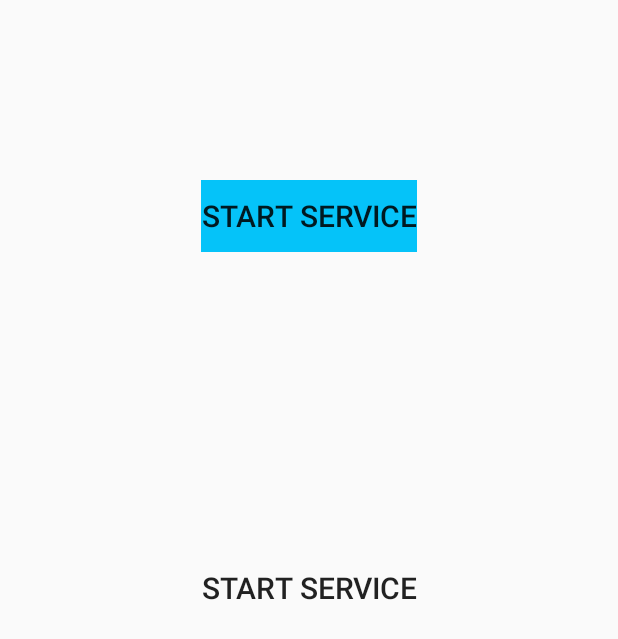
After one commit to stevenakibinge/MyApplication, an Android app: the Services screen opened directly, with no data from a screen before it, on a phone screen of 412 x 824 dp. The commit adds this screen. Shown: the top 639 px of the screen. Run offline under Robolectric (Android 15) with nearby library versions, the phone set to English and light mode, and no system bars.

Commit message:
services added which can play music in the background

```diff
--- a/app/src/main/AndroidManifest.xml
+++ b/app/src/main/AndroidManifest.xml
@@ -3,7 +3,6 @@
     package="com.example.myapplication">
 
     <uses-permission android:name="android.permission.CALL_PHONE" />
-
     <uses-permission android:name="android.permission.VIBRATE" />
 
     <application
@@ -13,7 +12,7 @@
         android:roundIcon="@mipmap/ic_launcher_round"
         android:supportsRtl="true"
         android:theme="@style/AppTheme">
-
+        <activity android:name=".Services"></activity>
         <activity android:name=".RecycleActivity" />
         <activity android:name=".SplashActivity">
             <intent-filter>
@@ -29,6 +28,7 @@
         <activity android:name=".SocialActivity" />
         <activity android:name=".DisplayMessageActivity" />
         <activity android:name=".MainActivity" />
+        <service android:name=".Myservice"/>
     </application>
 
 </manifest>
--- /dev/null
+++ b/app/src/main/java/com/example/myapplication/Services.java
@@ -0,0 +1,34 @@
+package com.example.myapplication;
+
+import androidx.appcompat.app.AppCompatActivity;
+
+import android.content.Intent;
+import android.os.Bundle;
+import android.view.View;
+import android.widget.Button;
+
+public class Services extends AppCompatActivity implements View.OnClickListener {
+    private Button start,stop;
+    @Override
+    protected void onCreate(Bundle savedInstanceState) {
+        super.onCreate(savedInstanceState);
+        setContentView(R.layout.activity_services);
+        start  = findViewById(R.id.btnservice_start);
+        stop =findViewById(R.id.btnservice_stop);
+        start.setOnClickListener(this);
+        stop.setOnClickListener(this);
+    }
+
+    @Override
+    public void onClick(View v) {
+        if(v==start){
+            startService(new Intent(this,Myservice.class));
+
+        }else
+            if(v==stop){
+                stopService(new Intent(this,Myservice.class));
+
+            }
+
+    }
+}
--- /dev/null
+++ b/app/src/main/res/layout/activity_services.xml
@@ -0,0 +1,34 @@
+<?xml version="1.0" encoding="utf-8"?>
+<LinearLayout xmlns:android="http://schemas.android.com/apk/res/android"
+    xmlns:app="http://schemas.android.com/apk/res-auto"
+    xmlns:tools="http://schemas.android.com/tools"
+    android:layout_width="match_parent"
+    android:layout_height="match_parent"
+    android:orientation="vertical"
+    tools:context=".Services">
+
+
+    <Button
+        android:id="@+id/btnservice_start"
+        style="@style/Widget.AppCompat.Button.Borderless"
+        android:layout_width="wrap_content"
+        android:layout_height="wrap_content"
+        android:layout_gravity="center"
+        android:layout_marginTop="120dp"
+        android:background="@color/blue"
+        android:text="Start Service"
+        android:textSize="20dp" />
+
+    <Button
+        android:id="@+id/btnservice_stop"
+        style="@style/Widget.AppCompat.Button.Borderless"
+        android:layout_width="wrap_content"
+        android:layout_height="wrap_content"
+        android:layout_gravity="center"
+        android:layout_marginTop="200dp"
+        android:layout_marginBottom="@android:dimen/app_icon_size"
+        android:backgroundTintMode="screen"
+        android:text="Start Service"
+        android:textSize="20dp" />
+
+</LinearLayout>
--- a/app/src/main/res/menu/menu.xml
+++ b/app/src/main/res/menu/menu.xml
@@ -18,5 +18,8 @@
         android:id="@+id/c"/>
     <item android:title="Mail"
         android:id="@+id/m"/>
+    <item
+        android:id="@+id/backg"
+        android:title="services" />
 
 </menu>
```
Also changed, not shown: app/src/main/java/com/example/myapplication/MainActivity.java (+7 -5 lines), app/src/main/java/com/example/myapplication/Myservice.java (added, +38 -0 lines).
